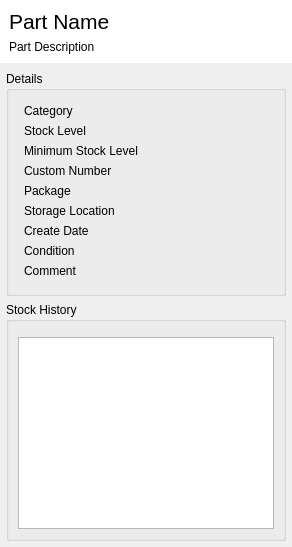
Old version of the form src/partdetailsview.ui in the repository jassuncao/myparts.
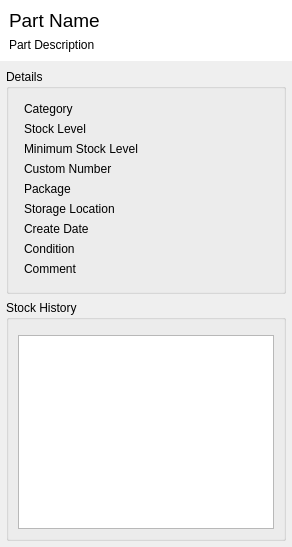
New version of the form. Custom widgets are drawn as their Qt base class.

Patch:
```diff
--- a/src/partdetailsview.ui
+++ b/src/partdetailsview.ui
@@ -2,6 +2,20 @@
 <ui version="4.0">
  <class>PartDetailsView</class>
  <widget class="QWidget" name="PartDetailsView">
+  <property name="geometry">
+   <rect>
+    <x>0</x>
+    <y>0</y>
+    <width>292</width>
+    <height>547</height>
+   </rect>
+  </property>
+  <property name="sizePolicy">
+   <sizepolicy hsizetype="Minimum" vsizetype="Preferred">
+    <horstretch>0</horstretch>
+    <verstretch>0</verstretch>
+   </sizepolicy>
+  </property>
   <property name="windowTitle">
    <string>Form</string>
   </property>
@@ -33,11 +47,20 @@
       <string notr="true">background-color: rgb(255, 255, 255);</string>
      </property>
      <layout class="QGridLayout" name="gridLayout" columnstretch="1,0">
+      <property name="sizeConstraint">
+       <enum>QLayout::SetMinimumSize</enum>
+      </property>
       <item row="0" column="0">
-       <widget class="QLabel" name="partNameLabel">
+       <widget class="ElidingLabel" name="partNameLabel">
+        <property name="sizePolicy">
+         <sizepolicy hsizetype="Minimum" vsizetype="Preferred">
+          <horstretch>0</horstretch>
+          <verstretch>0</verstretch>
+         </sizepolicy>
+        </property>
         <property name="font">
          <font>
-          <pointsize>16</pointsize>
+          <pointsize>14</pointsize>
          </font>
         </property>
         <property name="text">
@@ -46,9 +69,6 @@
         <property name="textFormat">
          <enum>Qt::PlainText</enum>
         </property>
-        <property name="wordWrap">
-         <bool>true</bool>
-        </property>
        </widget>
       </item>
       <item row="0" column="1">
```
Left out of the diff: 6 changed lines with no effect on the pictures.
